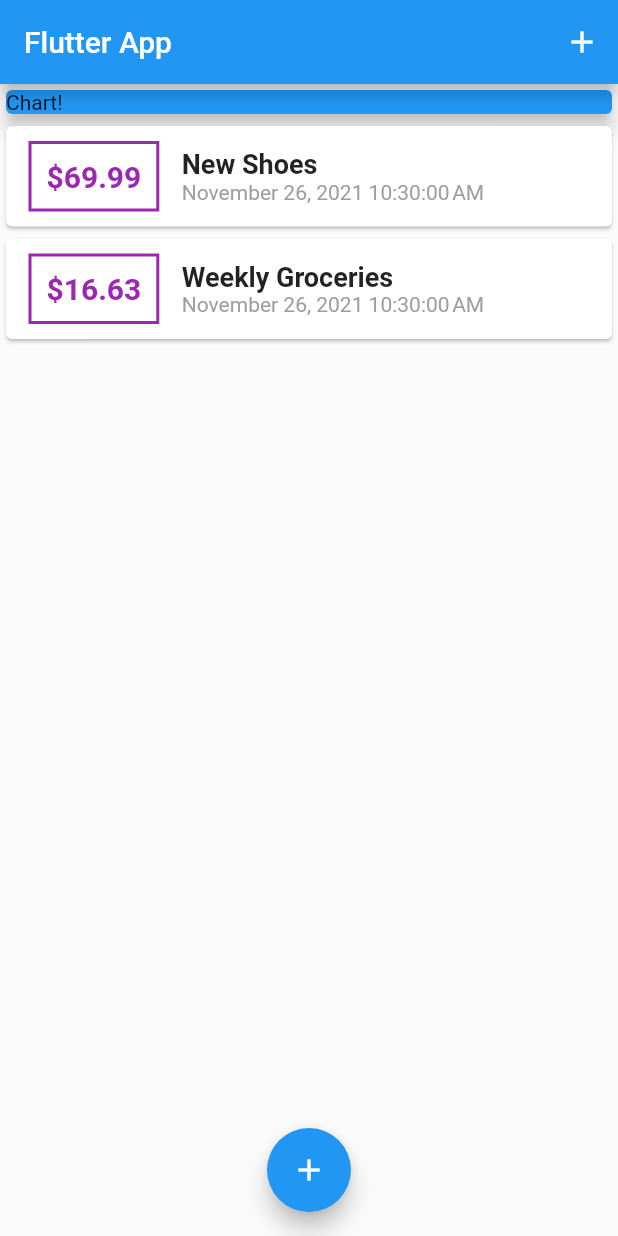
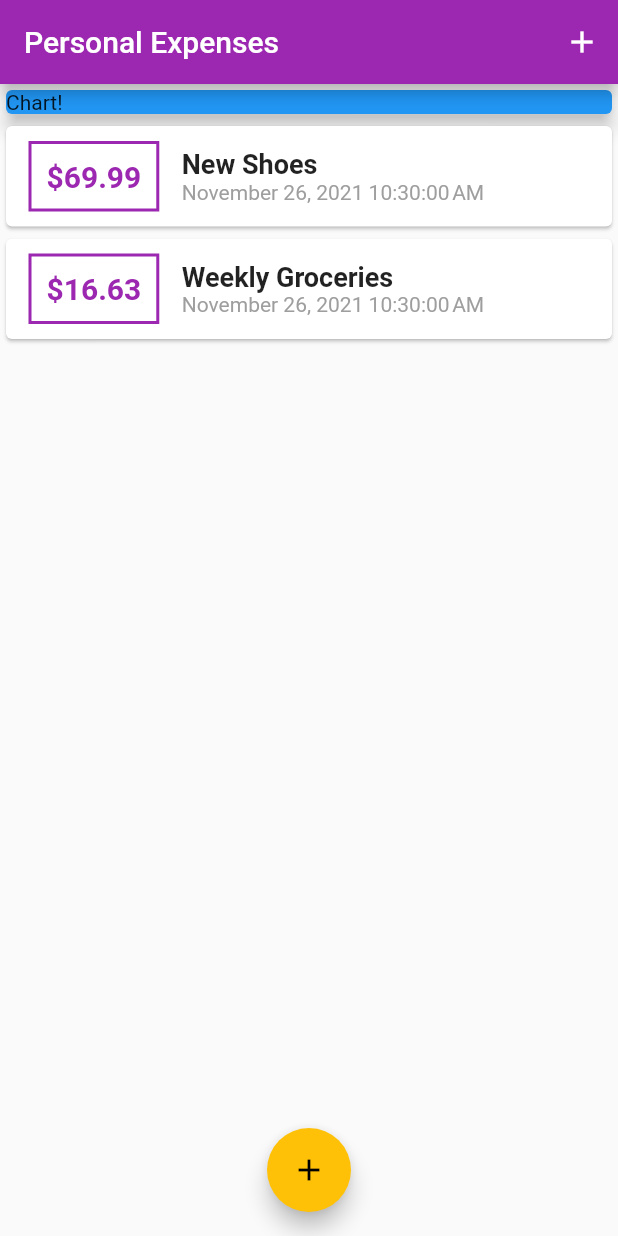
Before and after one commit to dksalsgus/flutter_planning, a Flutter app: the screen it shows after launch, on a phone screen of 412 x 824 dp. Run offline on Flutter 3.47's test engine with Material 2 defaults, Android fonts, the light colour scheme and no system bars.

Commit message:
theme setup

```diff
--- a/lib/main.dart
+++ b/lib/main.dart
@@ -9,7 +9,11 @@ void main() => runApp(MyApp());
 class MyApp extends StatelessWidget {
   @override
   Widget build(BuildContext context) {
-    return MaterialApp(title: 'Material App', home: MyHomePage());
+    return MaterialApp(
+        title: 'Material App',
+        theme:
+            ThemeData(primarySwatch: Colors.purple, accentColor: Colors.amber),
+        home: MyHomePage());
   }
 }
 
@@ -59,7 +63,7 @@ class _MyHomePageState extends State<MyHomePage> {
   Widget build(BuildContext context) {
     return Scaffold(
       appBar: AppBar(
-        title: Text('Flutter App'),
+        title: Text('Personal Expenses'),
         actions: [
           IconButton(
               icon: Icon(Icons.add),
--- a/lib/widgets/transaction_list.dart
+++ b/lib/widgets/transaction_list.dart
@@ -20,14 +20,15 @@ class TransactionList extends StatelessWidget {
                 Container(
                   margin: EdgeInsets.symmetric(vertical: 10, horizontal: 15),
                   decoration: BoxDecoration(
-                      border: Border.all(color: Colors.purple, width: 2)),
+                      border: Border.all(
+                          color: Theme.of(context).primaryColor, width: 2)),
                   padding: EdgeInsets.all(10),
                   child: Text(
                     '\$${transactions[index].amount.toStringAsFixed(2)}',
                     style: TextStyle(
                         fontWeight: FontWeight.bold,
                         fontSize: 20,
-                        color: Colors.purple),
+                        color: Theme.of(context).primaryColor),
                   ),
                 ),
                 Column(
```
